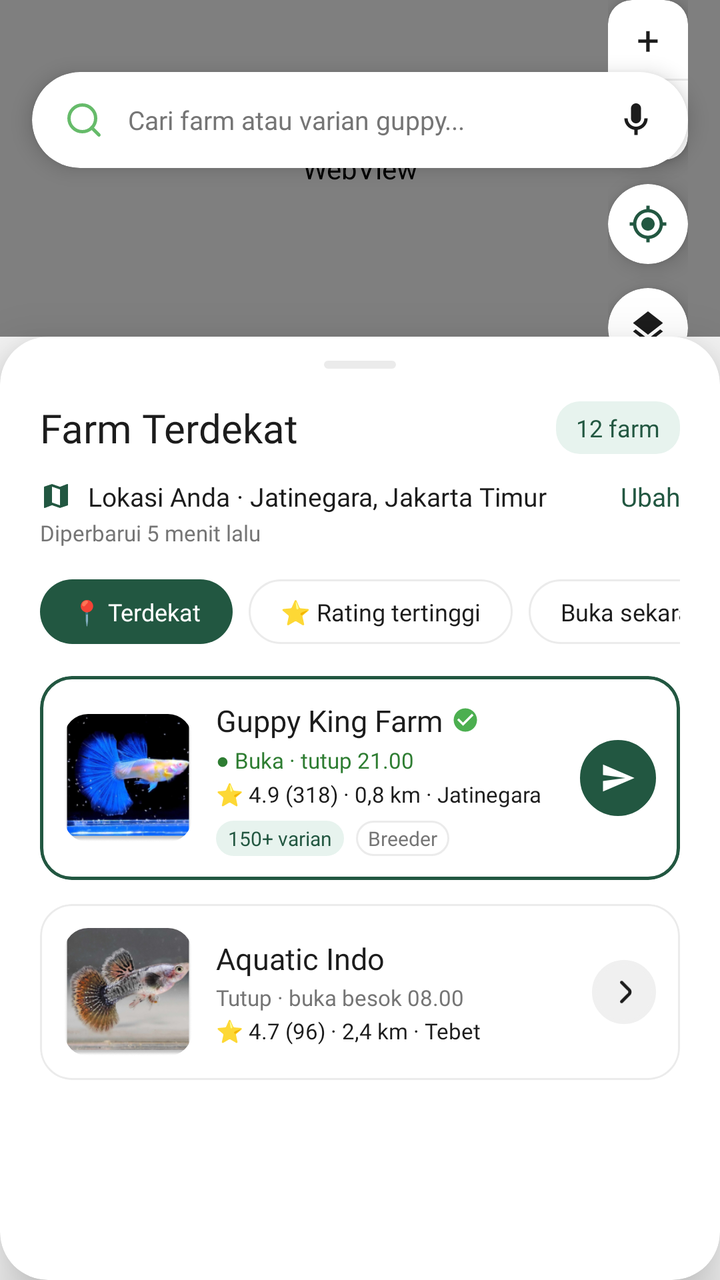
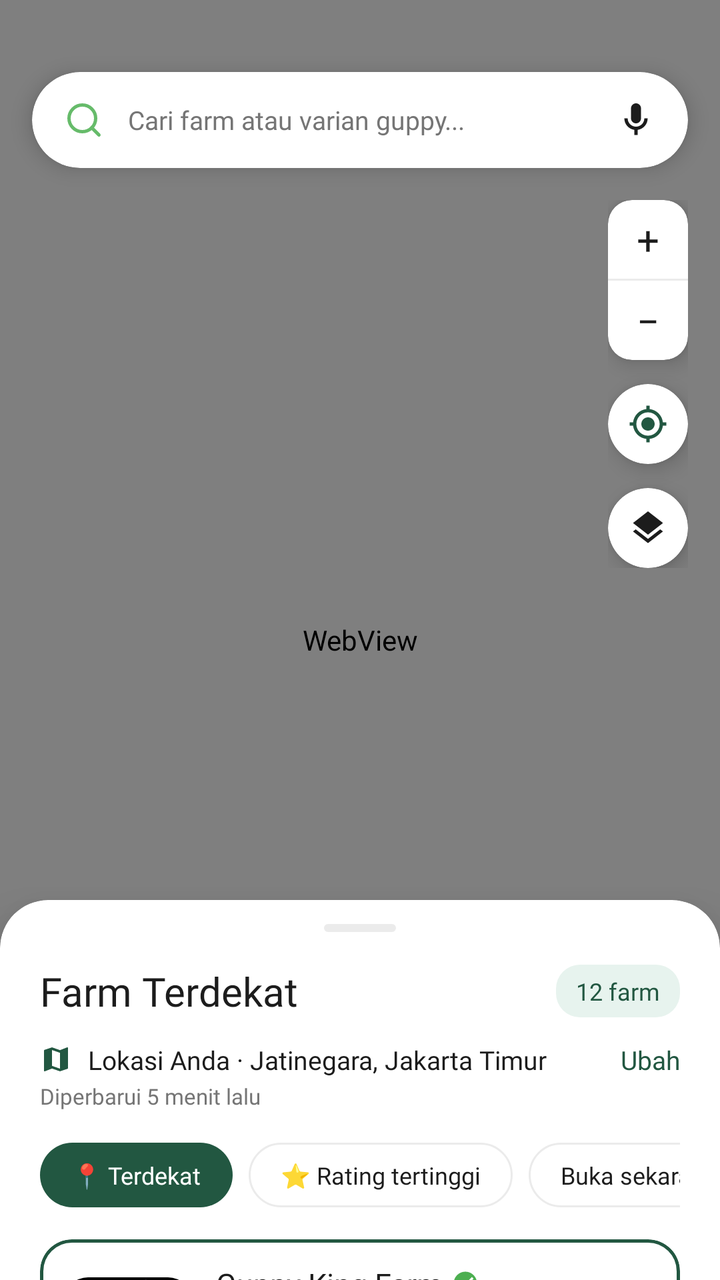

An Android layout rendered at two revisions. The XML below is the earlier revision; the diff shows what the commit changed to produce the second picture.
<!-- AndroidManifest.xml: application theme Theme.GuppyMarketIDN -->
<!-- res/layout/fragment_maps.xml -->
<?xml version="1.0" encoding="utf-8"?>
<RelativeLayout
    xmlns:android="http://schemas.android.com/apk/res/android"
    xmlns:app="http://schemas.android.com/apk/res-auto"
    xmlns:tools="http://schemas.android.com/tools"
    android:id="@+id/main"
    android:layout_width="match_parent"
    android:layout_height="match_parent"
    android:background="#F5F5F5"
    tools:context=".ui.Maps">

    
    <FrameLayout
        android:id="@+id/mapContainer"
        android:layout_width="match_parent"
        android:layout_height="match_parent"
        android:layout_above="@id/bottomSheetFarm">

        
        <WebView
            android:id="@+id/webViewMaps"
            android:layout_width="match_parent"
            android:layout_height="match_parent" />

        
        <FrameLayout
            android:layout_width="match_parent"
            android:layout_height="match_parent">

            
            <androidx.cardview.widget.CardView
                android:layout_width="match_parent"
                android:layout_height="48dp"
                android:layout_marginHorizontal="16dp"
                android:layout_marginTop="36dp"
                app:cardCornerRadius="24dp"
                app:cardElevation="6dp"
                app:cardBackgroundColor="@color/white">

                <LinearLayout
                    android:layout_width="match_parent"
                    android:layout_height="match_parent"
                    android:gravity="center_vertical"
                    android:orientation="horizontal"
                    android:paddingHorizontal="16dp">

                    <ImageView
                        android:id="@+id/iconSearch"
                        android:layout_width="20dp"
                        android:layout_height="20dp"
                        android:src="@drawable/search"
                        app:tint="#66BB6A"/>

                    <EditText
                        android:id="@+id/etSearchHome"
                        android:layout_width="0dp"
                        android:layout_height="match_parent"
                        android:layout_weight="1"
                        android:background="@android:color/transparent"
                        android:fontFamily="@font/inter_regular"
                        android:hint="Cari farm atau varian guppy..."
                        android:textColor="@color/guppy_text_black"
                        android:textColorHint="@color/guppy_text_gray"
                        android:paddingStart="12dp"
                        android:singleLine="true"
                        android:textSize="13sp"/>

                    <ImageView
                        android:layout_width="20dp"
                        android:layout_height="20dp"
                        android:src="@drawable/ic_mic"
                        app:tint="@color/guppy_text_black"/>
                </LinearLayout>
            </androidx.cardview.widget.CardView>

            
            <LinearLayout
                android:layout_width="wrap_content"
                android:layout_height="wrap_content"
                android:layout_gravity="end|center_vertical"
                android:layout_marginEnd="16dp"
                android:orientation="vertical">

                
                <androidx.cardview.widget.CardView
                    android:layout_width="40dp"
                    android:layout_height="80dp"
                    app:cardCornerRadius="12dp"
                    app:cardElevation="6dp"
                    app:cardBackgroundColor="@color/white">

                    <LinearLayout
                        android:layout_width="match_parent"
                        android:layout_height="match_parent"
                        android:orientation="vertical"
                        android:gravity="center">

                        <TextView
                            android:id="@+id/btnZoomIn"
                            android:layout_width="match_parent"
                            android:layout_height="0dp"
                            android:layout_weight="1"
                            android:text="+"
                            android:textSize="20sp"
                            android:fontFamily="@font/inter_bold"
                            android:textColor="@color/guppy_text_black"
                            android:gravity="center"
                            android:clickable="true"
                            android:focusable="true"/>

                        <View
                            android:layout_width="match_parent"
                            android:layout_height="1dp"
                            android:background="@color/guppy_stroke"/>

                        <TextView
                            android:id="@+id/btnZoomOut"
                            android:layout_width="match_parent"
                            android:layout_height="0dp"
                            android:layout_weight="1"
                            android:text="−"
                            android:textSize="20sp"
                            android:fontFamily="@font/inter_bold"
                            android:textColor="@color/guppy_text_black"
                            android:gravity="center"
                            android:clickable="true"
                            android:focusable="true"/>
                    </LinearLayout>
                </androidx.cardview.widget.CardView>

                
                <androidx.cardview.widget.CardView
                    android:id="@+id/btnMyLocation"
                    android:layout_width="40dp"
                    android:layout_height="40dp"
                    android:layout_marginTop="12dp"
                    app:cardCornerRadius="20dp"
                    app:cardElevation="6dp"
                    app:cardBackgroundColor="@color/white"
                    android:clickable="true"
                    android:focusable="true">

                    <ImageView
                        android:layout_width="20dp"
                        android:layout_height="20dp"
                        android:layout_gravity="center"
                        android:src="@drawable/ic_my_location"
                        app:tint="@color/guppy_primary"/>
                </androidx.cardview.widget.CardView>

                
                <androidx.cardview.widget.CardView
                    android:layout_width="40dp"
                    android:layout_height="40dp"
                    android:layout_marginTop="12dp"
                    app:cardCornerRadius="20dp"
                    app:cardElevation="6dp"
                    app:cardBackgroundColor="@color/white">

                    <ImageView
                        android:layout_width="20dp"
                        android:layout_height="20dp"
                        android:layout_gravity="center"
                        android:src="@drawable/ic_map_layers"
                        app:tint="@color/guppy_text_black"/>
                </androidx.cardview.widget.CardView>
            </LinearLayout>

        </FrameLayout>
    </FrameLayout>

    
    <androidx.cardview.widget.CardView
        android:id="@+id/bottomSheetFarm"
        android:layout_width="match_parent"
        android:layout_height="wrap_content"
        android:layout_alignParentBottom="true"
        app:cardCornerRadius="24dp"
        app:cardElevation="16dp"
        app:cardBackgroundColor="@color/white">

        <LinearLayout
            android:layout_width="match_parent"
            android:layout_height="wrap_content"
            android:orientation="vertical"
            android:paddingHorizontal="20dp"
            android:paddingTop="12dp"
            android:paddingBottom="100dp"> 

            
            <View
                android:layout_width="36dp"
                android:layout_height="4dp"
                android:layout_gravity="center_horizontal"
                android:background="@drawable/bg_chip_outline"
                android:backgroundTint="@color/guppy_stroke"/>

            
            <LinearLayout
                android:layout_width="match_parent"
                android:layout_height="wrap_content"
                android:layout_marginTop="16dp"
                android:gravity="center_vertical"
                android:orientation="horizontal">

                <TextView
                    android:layout_width="0dp"
                    android:layout_height="wrap_content"
                    android:layout_weight="1"
                    android:fontFamily="@font/inter_bold"
                    android:text="Farm Terdekat"
                    android:textColor="@color/guppy_text_black"
                    android:textSize="20sp" />

                <TextView
                    android:layout_width="wrap_content"
                    android:layout_height="wrap_content"
                    android:background="@drawable/bg_tag_grade"
                    android:text="12 farm"
                    android:textColor="@color/guppy_primary"
                    android:fontFamily="@font/inter_semi_bold"
                    android:textSize="12sp"
                    android:paddingHorizontal="10dp"
                    android:paddingVertical="5dp"/>
            </LinearLayout>

            
            <LinearLayout
                android:layout_width="match_parent"
                android:layout_height="wrap_content"
                android:layout_marginTop="12dp"
                android:gravity="center_vertical"
                android:orientation="horizontal">

                <ImageView
                    android:layout_width="16dp"
                    android:layout_height="16dp"
                    android:src="@drawable/ic_map_folded"
                    app:tint="@color/guppy_primary"/>

                <TextView
                    android:layout_width="0dp"
                    android:layout_height="wrap_content"
                    android:layout_weight="1"
                    android:layout_marginStart="8dp"
                    android:fontFamily="@font/inter_medium"
                    android:text="Lokasi Anda · Jatinegara, Jakarta Timur"
                    android:textColor="@color/guppy_text_black"
                    android:textSize="13sp" />

                <TextView
                    android:layout_width="wrap_content"
                    android:layout_height="wrap_content"
                    android:fontFamily="@font/inter_bold"
                    android:text="Ubah"
                    android:textColor="@color/guppy_primary"
                    android:textSize="13sp"
                    android:clickable="true"
                    android:focusable="true"/>
            </LinearLayout>

            <TextView
                android:layout_width="wrap_content"
                android:layout_height="wrap_content"
                android:layout_marginTop="2dp"
                android:fontFamily="@font/inter_regular"
                android:text="Diperbarui 5 menit lalu"
                android:textColor="@color/guppy_text_gray"
                android:textSize="11sp"/>

            
            <HorizontalScrollView
                android:layout_width="match_parent"
                android:layout_height="wrap_content"
                android:layout_marginTop="16dp"
                android:scrollbars="none">

                <LinearLayout
                    android:layout_width="wrap_content"
                    android:layout_height="wrap_content"
                    android:orientation="horizontal">

                    
                    <TextView
                        android:layout_width="wrap_content"
                        android:layout_height="wrap_content"
                        android:background="@drawable/bg_filter_green"
                        android:text="📍 Terdekat"
                        android:textColor="@color/white"
                        android:fontFamily="@font/inter_semi_bold"
                        android:textSize="12sp"
                        android:paddingHorizontal="16dp"
                        android:paddingVertical="8dp"
                        android:layout_marginEnd="8dp"/>

                    
                    <TextView
                        android:layout_width="wrap_content"
                        android:layout_height="wrap_content"
                        android:background="@drawable/bg_chip_outline"
                        android:text="⭐ Rating tertinggi"
                        android:textColor="@color/guppy_text_black"
                        android:fontFamily="@font/inter_medium"
                        android:textSize="12sp"
                        android:paddingHorizontal="16dp"
                        android:paddingVertical="8dp"
                        android:layout_marginEnd="8dp"/>

                    
                    <TextView
                        android:layout_width="wrap_content"
                        android:layout_height="wrap_content"
                        android:background="@drawable/bg_chip_outline"
                        android:text="Buka sekarang"
                        android:textColor="@color/guppy_text_black"
                        android:fontFamily="@font/inter_medium"
                        android:textSize="12sp"
                        android:paddingHorizontal="16dp"
                        android:paddingVertical="8dp"/>
                </LinearLayout>
            </HorizontalScrollView>

            
            <com.google.android.material.card.MaterialCardView
                android:layout_width="match_parent"
                android:layout_height="wrap_content"
                android:layout_marginTop="16dp"
                app:cardCornerRadius="16dp"
                app:cardElevation="0dp"
                app:cardBackgroundColor="@color/white"
                app:strokeColor="@color/guppy_primary"
                app:strokeWidth="1.5dp">

                <LinearLayout
                    android:layout_width="match_parent"
                    android:layout_height="wrap_content"
                    android:orientation="horizontal"
                    android:padding="12dp"
                    android:gravity="center_vertical">

                    <androidx.cardview.widget.CardView
                        android:layout_width="64dp"
                        android:layout_height="64dp"
                        app:cardCornerRadius="12dp"
                        app:cardElevation="0dp">

                        <ImageView
                            android:layout_width="match_parent"
                            android:layout_height="match_parent"
                            android:scaleType="centerCrop"
                            android:src="@drawable/skyblue"/>
                    </androidx.cardview.widget.CardView>

                    <LinearLayout
                        android:layout_width="0dp"
                        android:layout_height="wrap_content"
                        android:layout_weight="1"
                        android:layout_marginStart="12dp"
                        android:orientation="vertical">

                        <LinearLayout
                            android:layout_width="wrap_content"
                            android:layout_height="wrap_content"
                            android:gravity="center_vertical"
                            android:orientation="horizontal">

                            <TextView
                                android:layout_width="wrap_content"
                                android:layout_height="wrap_content"
                                android:fontFamily="@font/inter_bold"
                                android:text="Guppy King Farm"
                                android:textColor="@color/guppy_text_black"
                                android:textSize="15sp"/>

                            <ImageView
                                android:layout_width="14dp"
                                android:layout_height="14dp"
                                android:layout_marginStart="4dp"
                                android:src="@drawable/ic_verified_badge"/>
                        </LinearLayout>

                        <TextView
                            android:layout_width="wrap_content"
                            android:layout_height="wrap_content"
                            android:layout_marginTop="2dp"
                            android:fontFamily="@font/inter_medium"
                            android:text="● Buka · tutup 21.00"
                            android:textColor="#2E7D32"
                            android:textSize="11sp"/>

                        <TextView
                            android:layout_width="wrap_content"
                            android:layout_height="wrap_content"
                            android:layout_marginTop="2dp"
                            android:fontFamily="@font/inter_regular"
                            android:text="⭐ 4.9 (318) · 0,8 km · Jatinegara"
                            android:textColor="@color/guppy_text_black"
                            android:textSize="11sp"/>

                        <LinearLayout
                            android:layout_width="wrap_content"
                            android:layout_height="wrap_content"
                            android:layout_marginTop="6dp"
                            android:orientation="horizontal">

                            <TextView
                                android:layout_width="wrap_content"
                                android:layout_height="wrap_content"
                                android:background="@drawable/bg_tag_grade"
                                android:text="150+ varian"
                                android:textColor="@color/guppy_primary"
                                android:fontFamily="@font/inter_medium"
                                android:textSize="10sp"
                                android:paddingHorizontal="6dp"
                                android:paddingVertical="2dp"
                                android:layout_marginEnd="6dp"/>

                            <TextView
                                android:layout_width="wrap_content"
                                android:layout_height="wrap_content"
                                android:background="@drawable/bg_rounded_unselected"
                                android:text="Breeder"
                                android:textColor="@color/guppy_text_gray"
                                android:fontFamily="@font/inter_medium"
                                android:textSize="10sp"
                                android:paddingHorizontal="6dp"
                                android:paddingVertical="2dp"/>
                        </LinearLayout>
                    </LinearLayout>

                    
                    <ImageView
                        android:layout_width="38dp"
                        android:layout_height="38dp"
                        android:background="@drawable/bg_circle_image"
                        android:backgroundTint="@color/guppy_primary"
                        android:src="@drawable/ic_send_nav"
                        android:padding="10dp"
                        app:tint="@color/white"
                        android:clickable="true"
                        android:focusable="true"/>
                </LinearLayout>
            </com.google.android.material.card.MaterialCardView>

            
            <com.google.android.material.card.MaterialCardView
                android:layout_width="match_parent"
                android:layout_height="wrap_content"
                android:layout_marginTop="12dp"
                app:cardCornerRadius="16dp"
                app:cardElevation="0dp"
                app:cardBackgroundColor="@color/white"
                app:strokeColor="@color/guppy_stroke"
                app:strokeWidth="1dp">

                <LinearLayout
                    android:layout_width="match_parent"
                    android:layout_height="wrap_content"
                    android:orientation="horizontal"
                    android:padding="12dp"
                    android:gravity="center_vertical">

                    <androidx.cardview.widget.CardView
                        android:layout_width="64dp"
                        android:layout_height="64dp"
                        app:cardCornerRadius="12dp"
                        app:cardElevation="0dp">

                        <ImageView
                            android:layout_width="match_parent"
                            android:layout_height="match_parent"
                            android:scaleType="centerCrop"
                            android:src="@drawable/platinumrd"/>
                    </androidx.cardview.widget.CardView>

                    <LinearLayout
                        android:layout_width="0dp"
                        android:layout_height="wrap_content"
                        android:layout_weight="1"
                        android:layout_marginStart="12dp"
                        android:orientation="vertical">

                        <TextView
                            android:layout_width="wrap_content"
                            android:layout_height="wrap_content"
                            android:fontFamily="@font/inter_bold"
                            android:text="Aquatic Indo"
                            android:textColor="@color/guppy_text_black"
                            android:textSize="15sp"/>

                        <TextView
                            android:layout_width="wrap_content"
                            android:layout_height="wrap_content"
                            android:layout_marginTop="2dp"
                            android:fontFamily="@font/inter_medium"
                            android:text="Tutup · buka besok 08.00"
                            android:textColor="@color/guppy_text_gray"
                            android:textSize="11sp"/>

                        <TextView
                            android:layout_width="wrap_content"
                            android:layout_height="wrap_content"
                            android:layout_marginTop="2dp"
                            android:fontFamily="@font/inter_regular"
                            android:text="⭐ 4.7 (96) · 2,4 km · Tebet"
                            android:textColor="@color/guppy_text_black"
                            android:textSize="11sp"/>
                    </LinearLayout>

                    
                    <ImageView
                        android:layout_width="32dp"
                        android:layout_height="32dp"
                        android:background="@drawable/bg_circle_image"
                        android:backgroundTint="#F0F0F0"
                        android:src="@drawable/fi_rr_angle_small_right"
                        android:padding="6dp"
                        app:tint="@color/guppy_text_black"
                        android:clickable="true"
                        android:focusable="true"/>
                </LinearLayout>
            </com.google.android.material.card.MaterialCardView>

        </LinearLayout>
    </androidx.cardview.widget.CardView>

</RelativeLayout>
<!-- resources referenced by this layout -->
<resources>
  <color name="guppy_primary">#225741</color>
  <color name="guppy_stroke">#EBEBEB</color>
  <color name="guppy_text_black">#1C1C1C</color>
  <color name="guppy_text_gray">#757575</color>
  <color name="white">#FFFFFFFF</color>
  <!-- drawable bg_chip_outline (drawable) -->
  <?xml version="1.0" encoding="utf-8"?>
  <shape xmlns:android="http://schemas.android.com/apk/res/android">
      <solid android:color="@color/white" />
      <stroke android:width="1dp" android:color="@color/guppy_stroke" />
      <corners android:radius="20dp" />
  </shape>
  <!-- drawable bg_circle_image (drawable) -->
  <?xml version="1.0" encoding="utf-8"?>
  <shape xmlns:android="http://schemas.android.com/apk/res/android" android:shape="oval">
      <solid android:color="@color/guppy_stroke" />
      <stroke android:width="2dp" android:color="@color/guppy_primary" />
  </shape>
  <!-- drawable bg_filter_green (drawable) -->
  <?xml version="1.0" encoding="utf-8"?>
  <shape xmlns:android="http://schemas.android.com/apk/res/android">
      <solid android:color="@color/guppy_primary" />
      <corners android:radius="20dp" />
  </shape>
  <!-- drawable bg_rounded_unselected (drawable) -->
  <?xml version="1.0" encoding="utf-8"?>
  <shape xmlns:android="http://schemas.android.com/apk/res/android">
      <solid android:color="@color/guppy_card_bg" />
      <stroke android:width="1dp" android:color="@color/guppy_stroke" />
      <corners android:radius="12dp" />
  </shape>
  <!-- drawable bg_tag_grade (drawable) -->
  <?xml version="1.0" encoding="utf-8"?>
  <shape xmlns:android="http://schemas.android.com/apk/res/android">
      <solid android:color="@color/guppy_primary_light" />
      <corners android:radius="12dp" />
  </shape>
  <!-- drawable ic_map_layers (drawable) -->
  <vector xmlns:android="http://schemas.android.com/apk/res/android"
      android:width="24dp"
      android:height="24dp"
      android:viewportWidth="24"
      android:viewportHeight="24">
    <path
        android:fillColor="#374957"
        android:pathData="M11.99,18.54l-7.37,-5.73L3,14.07l8.99,7 8.99,-7 -1.63,-1.27 -7.36,5.74zM12,16l7.36,-5.73L21,9l-9,-7 -9,7 1.63,1.27L12,16z"/>
  </vector>
  <!-- drawable ic_send_nav (drawable) -->
  <vector xmlns:android="http://schemas.android.com/apk/res/android"
      android:width="24dp"
      android:height="24dp"
      android:viewportWidth="24"
      android:viewportHeight="24">
    <path
        android:fillColor="#ffffff"
        android:pathData="M2.01,21L23,12 2.01,3 2,10l15,2 -15,2z"/>
  </vector>
  <!-- drawable ic_verified_badge (drawable) -->
  <vector xmlns:android="http://schemas.android.com/apk/res/android"
      android:width="16dp"
      android:height="16dp"
      android:viewportWidth="24"
      android:viewportHeight="24">
    <path
        android:fillColor="#4CAF50"
        android:pathData="M12,2C6.48,2 2,6.48 2,12s4.48,10 10,10 10,-4.48 10,-10S17.52,2 12,2zM10,17l-5,-5 1.41,-1.41L10,14.17l7.59,-7.59L19,8l-9,9z"/>
  </vector>
  <style name="Theme.GuppyMarketIDN" parent="Base.Theme.GuppyMarketIDN" />
  <color name="guppy_card_bg">#FFFFFF</color>
  <color name="guppy_primary_light">#E7F3EE</color>
  <style name="Base.Theme.GuppyMarketIDN" parent="Theme.Material3.Light.NoActionBar">
          <item name="colorPrimary">@color/guppy_primary</item>
          <item name="colorOnPrimary">@color/white</item>
          <item name="android:textColorPrimary">@color/guppy_text_black</item>
          <item name="android:textColorSecondary">@color/guppy_text_gray</item>
          <item name="android:windowBackground">@color/guppy_background</item>
      </style>
  <color name="guppy_background">#F7F7F7</color>
  <!-- unchanged entries left out for length: 7 -->
</resources>

<!-- the commit's change to res/layout/fragment_maps.xml (unified diff, before → after) -->
@@ -1,5 +1,5 @@
 <?xml version="1.0" encoding="utf-8"?>
-<RelativeLayout
+<androidx.coordinatorlayout.widget.CoordinatorLayout
     xmlns:android="http://schemas.android.com/apk/res/android"
     xmlns:app="http://schemas.android.com/apk/res-auto"
     xmlns:tools="http://schemas.android.com/tools"
@@ -13,8 +13,7 @@
     <FrameLayout
         android:id="@+id/mapContainer"
         android:layout_width="match_parent"
-        android:layout_height="match_parent"
-        android:layout_above="@id/bottomSheetFarm">
+        android:layout_height="match_parent">
 
         
         <WebView
@@ -77,7 +76,8 @@
             <LinearLayout
                 android:layout_width="wrap_content"
                 android:layout_height="wrap_content"
-                android:layout_gravity="end|center_vertical"
+                android:layout_gravity="end|top"
+                android:layout_marginTop="100dp"
                 android:layout_marginEnd="16dp"
                 android:orientation="vertical">
 
@@ -174,10 +174,12 @@
         android:id="@+id/bottomSheetFarm"
         android:layout_width="match_parent"
         android:layout_height="wrap_content"
-        android:layout_alignParentBottom="true"
         app:cardCornerRadius="24dp"
         app:cardElevation="16dp"
-        app:cardBackgroundColor="@color/white">
+        app:cardBackgroundColor="@color/white"
+        app:behavior_peekHeight="190dp"
+        app:behavior_hideable="false"
+        app:layout_behavior="com.google.android.material.bottomsheet.BottomSheetBehavior">
 
         <LinearLayout
             android:layout_width="match_parent"
@@ -524,4 +526,4 @@
         </LinearLayout>
     </androidx.cardview.widget.CardView>
 
-</RelativeLayout>
+</androidx.coordinatorlayout.widget.CoordinatorLayout>
